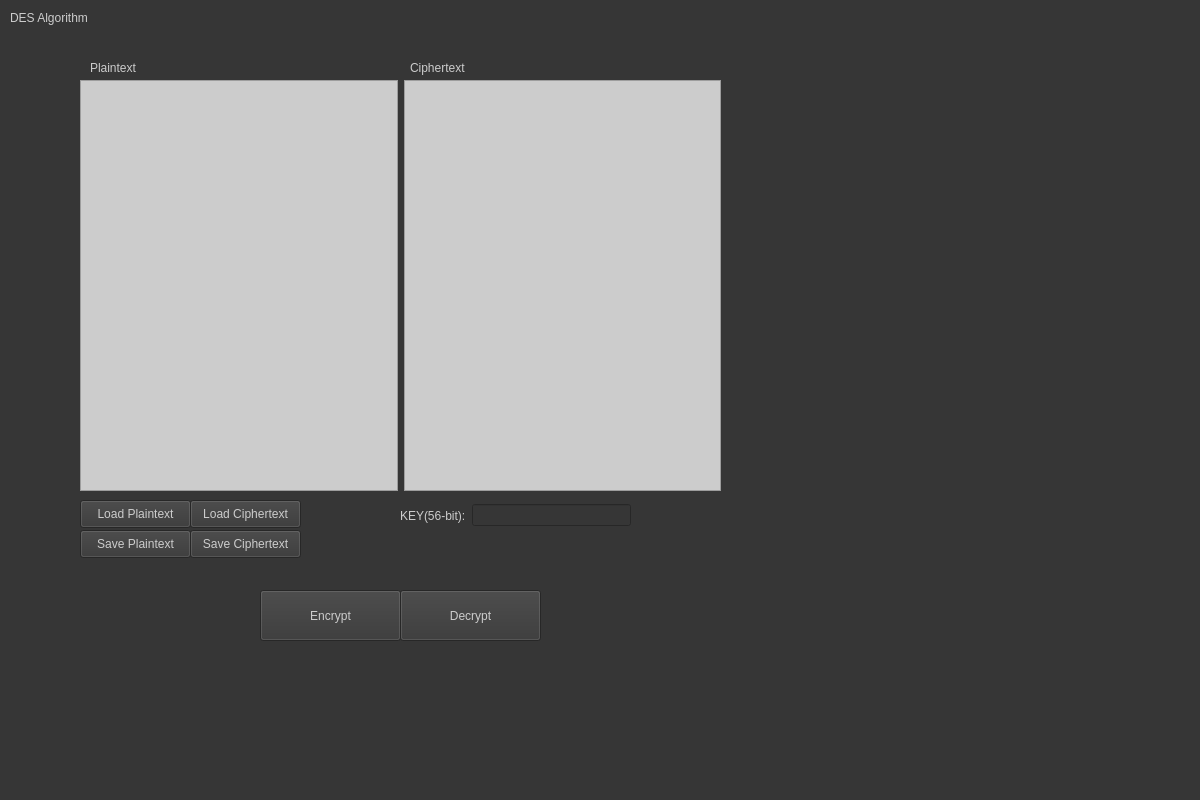
Qt form MainWindow.ui (terminalmax/DESAlgorithm) before a commit.
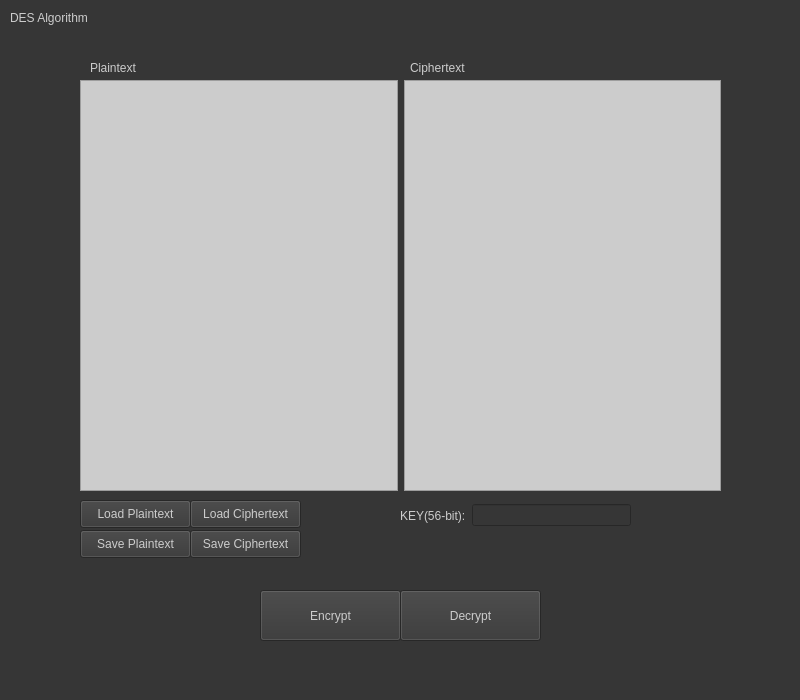
The same form after that commit.

Patch:
```diff
--- a/MainWindow.ui
+++ b/MainWindow.ui
@@ -6,8 +6,8 @@
    <rect>
     <x>0</x>
     <y>0</y>
-    <width>1200</width>
-    <height>800</height>
+    <width>800</width>
+    <height>700</height>
    </rect>
   </property>
   <property name="windowTitle">
```
